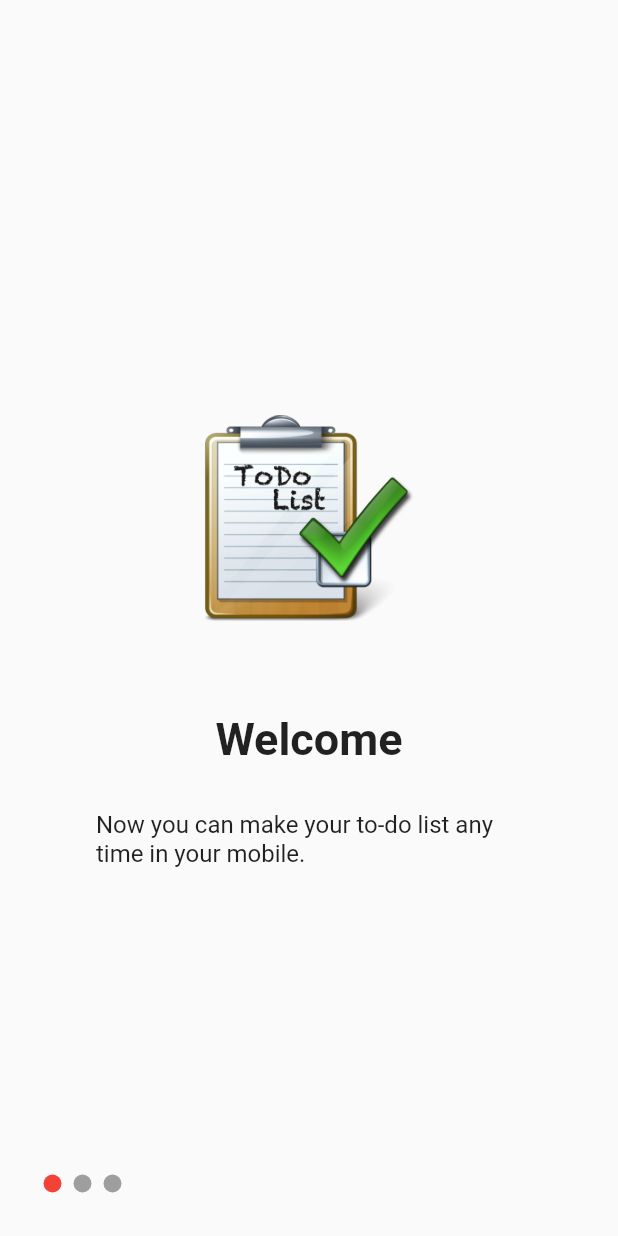
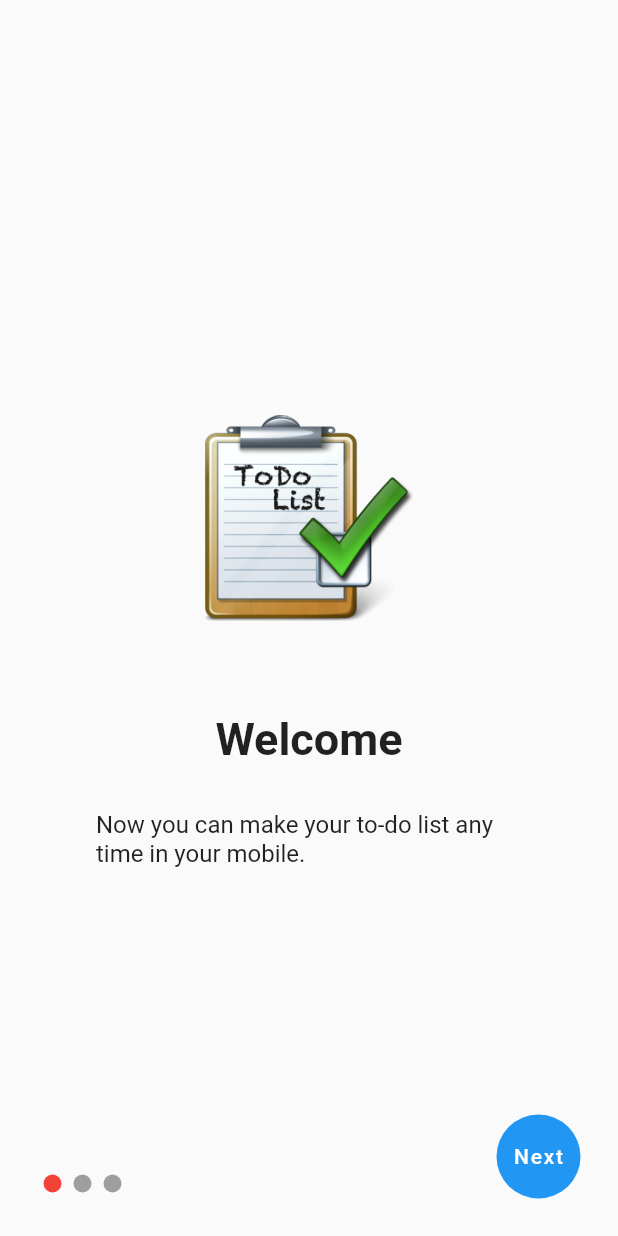
Before and after one commit to sakib556/To-Do-List-App-Sqflite-GetX-, a Flutter app: the screen it shows after launch, on a phone screen of 412 x 824 dp. Run offline on Flutter 3.47's test engine with Material 2 defaults, Android fonts, the phone set to English and light mode, and no system bars; our stand-ins replace get.

Commit message:
onboarding page - add a bottun & full ui develop completed but soon will responsive

```diff
--- a/lib/controllers/onboarding_controller.dart
+++ b/lib/controllers/onboarding_controller.dart
@@ -1,8 +1,20 @@
+import 'package:flutter/material.dart';
 import 'package:get/get.dart';
 import 'package:to_do_list_app_flutter/models/onboarding_info.dart';
 
+import '../views/home/home_page.dart';
+
 class OnboardingController extends GetxController {
   var selectedPageIndex = 0.obs;
+  bool get isLastPage => selectedPageIndex.value == onboardingPages.length - 1;
+  var pageController = PageController();
+
+  forwardAction() {
+    if (isLastPage) {
+      Get.off(HomePage());
+    } else
+      pageController.nextPage(duration: 300.milliseconds, curve: Curves.ease);
+  }
 
   List<OnboardingInfo> onboardingPages = [
     OnboardingInfo('assets/images/todo_logo1.png', 'Welcome',
--- a/lib/views/onboarding/onboarding_page.dart
+++ b/lib/views/onboarding/onboarding_page.dart
@@ -14,6 +14,7 @@ class OnboardingPage extends StatelessWidget {
           body: Stack(
         children: [
           PageView.builder(
+              controller: _controller.pageController,
               itemCount: _controller.onboardingPages.length,
               onPageChanged: _controller.selectedPageIndex,
               itemBuilder: (context, index) {
@@ -70,6 +71,17 @@ class OnboardingPage extends StatelessWidget {
               ),
             ),
           ),
+          Positioned(
+            bottom: 25,
+            right: 25,
+            child: FloatingActionButton(
+              elevation: 0,
+              onPressed: _controller.forwardAction,
+              child: Obx(() {
+                return Text(_controller.isLastPage ? 'Start' : 'Next');
+              }),
+            ),
+          ),
         ],
       )),
     );
```
Also changed, not shown: lib/views/home/home_page.dart (+14 -0 lines).
